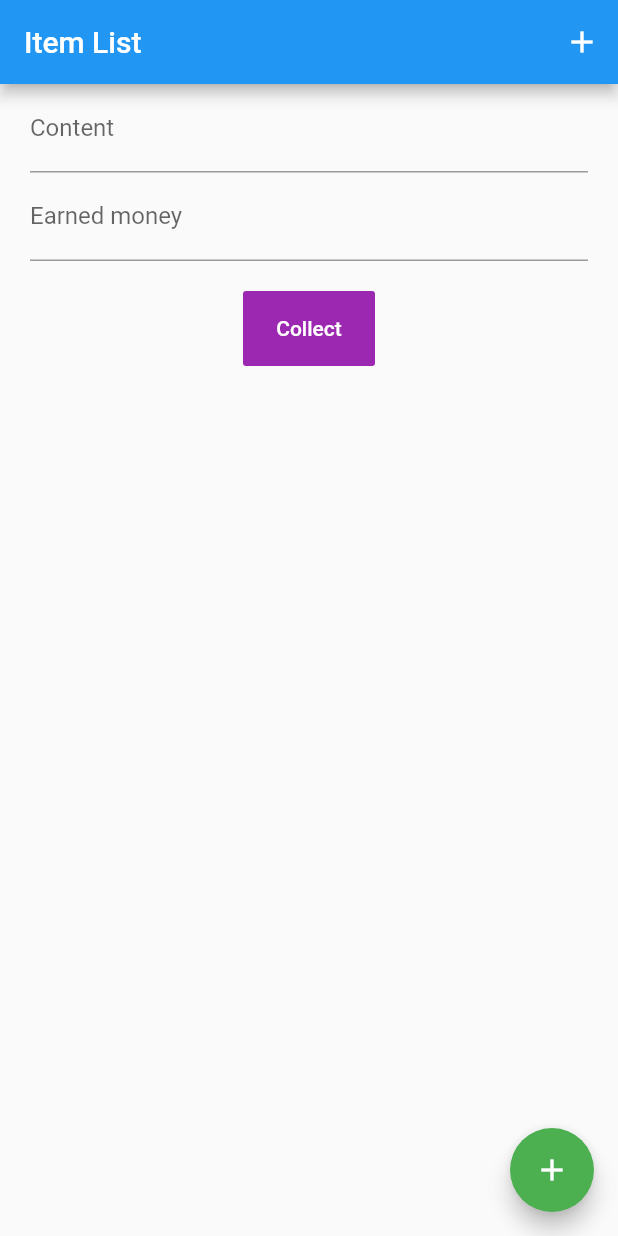
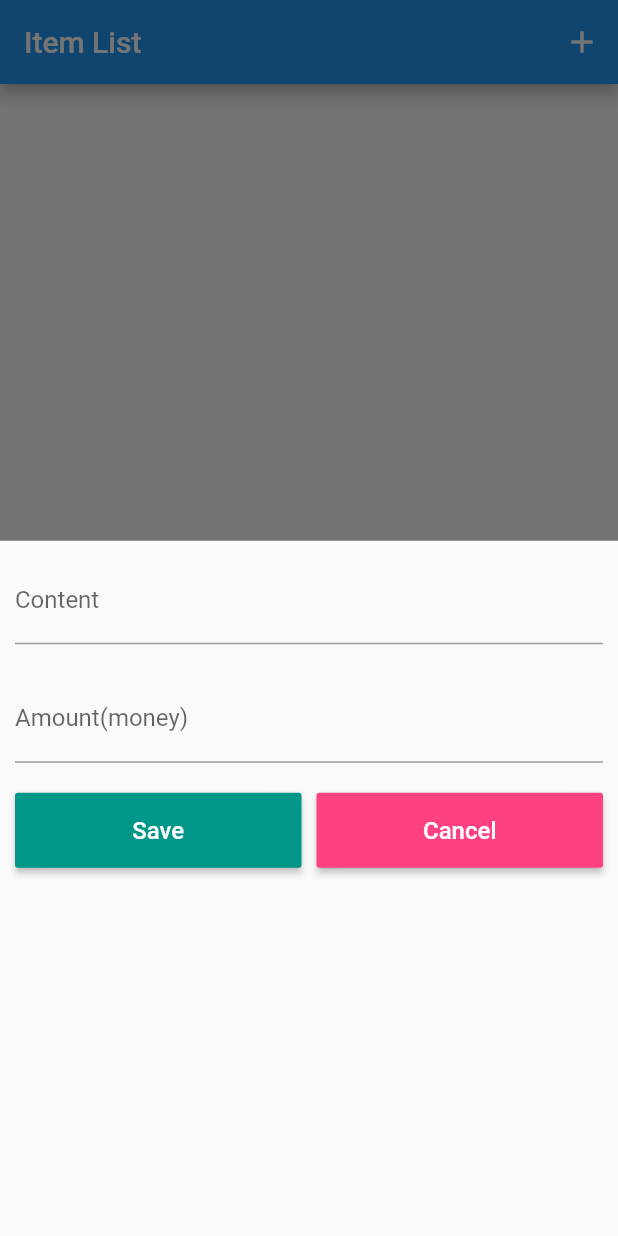
Before and after one commit to huannguyen4404/flutter, a Flutter app: the screen it shows after launch, after a tap on the "add" icon, on a phone screen of 412 x 824 dp. Run offline on Flutter 3.47's test engine with Material 2 defaults, Android fonts, the phone set to English and light mode, and no system bars.

```diff
--- a/flutter_playground/lib/main.dart
+++ b/flutter_playground/lib/main.dart
@@ -8,6 +8,9 @@ void main() {
   runApp(
 //    MyWidget(name: 'Henry', age: 30),
 //    MyDate(),
-    MyLayout(),
+    MaterialApp(
+      title: 'Items Management App',
+      home: MyLayout(),
+    ),
   );
 }
--- a/flutter_playground/lib/simple_layout.dart
+++ b/flutter_playground/lib/simple_layout.dart
@@ -33,38 +33,16 @@ class _MyLayoutState extends State<MyLayout> {
     });
   }
 
-  @override
-  Widget build(BuildContext context) {
-    return MaterialApp(
-      title: 'Stateful Widget',
-      home: Scaffold(
-        key: _scaffoldKey,
-        appBar: AppBar(
-          title: const Text('Item List'),
-          actions: [
-            IconButton(
-              icon: Icon(Icons.add),
-              onPressed: () {
-                setState(() {
-                  this._addItem();
-                });
-              },
-            )
-          ],
-        ),
-        floatingActionButton: FloatingActionButton(
-          tooltip: 'Press to Add',
-          backgroundColor: Colors.green,
-          child: Icon(Icons.add),
-          onPressed: () => this._addItem(),
-        ),
-        body: SafeArea(
-          minimum: EdgeInsets.only(left: 20, right: 20),
-          child: SingleChildScrollView(
-            child: Column(
-              mainAxisAlignment: MainAxisAlignment.start,
+  void _showBottomSheet() {
+    showModalBottomSheet(
+        context: context,
+        builder: (context) {
+          // TODO: Separate form to a widget file.
+          return Column(
             children: [
-                TextField(
+              Container(
+                padding: EdgeInsets.all(10),
+                child: TextField(
                   decoration: InputDecoration(labelText: 'Content'),
                   controller: _contentController,
                   onChanged: (text) {
@@ -73,8 +51,11 @@ class _MyLayoutState extends State<MyLayout> {
                     });
                   },
                 ),
-                TextField(
-                  decoration: InputDecoration(labelText: 'Earned money'),
+              ),
+              Container(
+                padding: EdgeInsets.all(10),
+                child: TextField(
+                  decoration: InputDecoration(labelText: 'Amount(money)'),
                   controller: _moneyController,
                   onChanged: (text) {
                     setState(() {
@@ -82,25 +63,83 @@ class _MyLayoutState extends State<MyLayout> {
                     });
                   },
                 ),
-                Padding(padding: const EdgeInsets.symmetric(vertical: 10)),
-                ButtonTheme(
-                  height: 50,
-                  child: FlatButton(
-                    child: Text("Collect"),
-                    color: Colors.purple,
-                    textColor: Colors.white,
+              ),
+              Container(
+                padding: EdgeInsets.all(10),
+                child: Row(
+                  mainAxisAlignment: MainAxisAlignment.spaceAround,
+                  children: [
+                    Expanded(
+                      child: SizedBox(
+                        child: RaisedButton(
+                          color: Colors.teal,
+                          child: Text(
+                            'Save',
+                            style: TextStyle(fontSize: 16, color: Colors.white),
+                          ),
                           onPressed: () {
+                            print('press Save');
                             this._addItem();
-                      _scaffoldKey.currentState.showSnackBar(SnackBar(
-                        content: Text('Added: ${_items.toString()}'),
-                        duration: Duration(seconds: 3),
-                      ));
+                            //dismiss after inserting
+                            Navigator.of(context).pop();
                           },
                         ),
+                        height: 50,
                       ),
+                    ),
+                    Padding(padding: EdgeInsets.only(left: 10)),
+                    Expanded(
+                      child: SizedBox(
+                        child: RaisedButton(
+                          color: Colors.pinkAccent,
+                          child: Text(
+                            'Cancel',
+                            style: TextStyle(fontSize: 16, color: Colors.white),
+                          ),
+                          onPressed: () {
+                            print('Press cancel');
+                            Navigator.of(context).pop();
+                          },
+                        ),
+                        height: 50,
+                      ),
+                    )
+                  ],
+                ),
+              ),
+              //ok button
+            ],
+          );
+        });
+  }
+
+  @override
+  Widget build(BuildContext context) {
+    return Scaffold(
+      key: _scaffoldKey,
+      appBar: AppBar(
+        title: const Text('Item List'),
+        actions: [
+          IconButton(
+            icon: Icon(Icons.add),
+            onPressed: () => _showBottomSheet(),
+          )
+        ],
+      ),
+      floatingActionButton: FloatingActionButton(
+        tooltip: 'Press to Add',
+        backgroundColor: Colors.green,
+        child: Icon(Icons.add),
+        onPressed: () => _showBottomSheet(),
+      ),
+      body: SafeArea(
+        minimum: EdgeInsets.only(left: 20, right: 20),
+        child: SingleChildScrollView(
+          child: Column(
+            mainAxisAlignment: MainAxisAlignment.start,
+            children: [
               ItemList(items: _items),
             ],
-            ),
           ),
         ),
       ),
```
Lines whose indentation alone changed are shown as unchanged.
